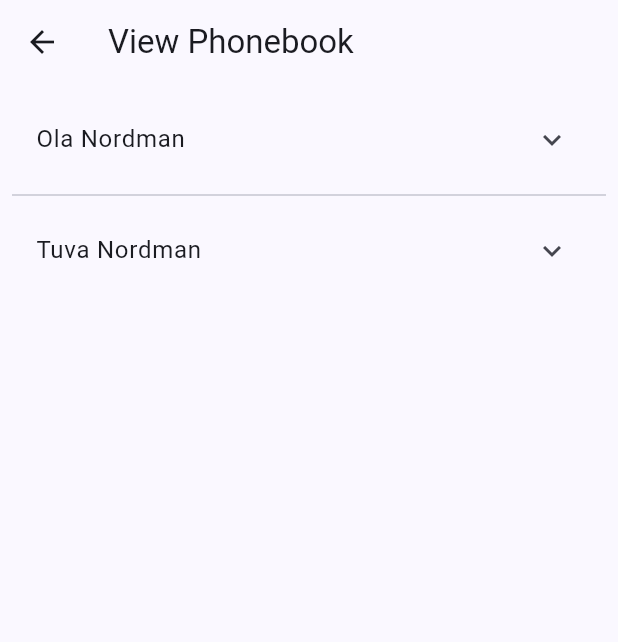
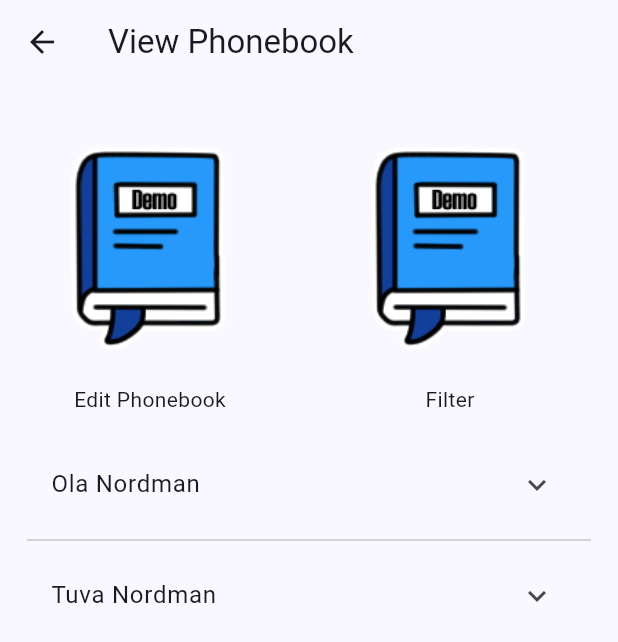
Before and after one commit to Suilion/SoftRigSkillTest, a Flutter app: the ViewPhonebook screen opened directly, on a phone screen of 412 x 824 dp. Shown: the top 642 px of the screen. Run offline on Flutter 3.47's test engine with Material 2 defaults, Android fonts, the phone set to English and light mode, and no system bars.

Commit message:
Created setup for "view phonebook". Added edit phonebook option, filter,  edit user and delete user. No functionality added as of yet.

```diff
--- a/lib/constants.dart
+++ b/lib/constants.dart
@@ -1,4 +1,6 @@
 import 'dart:ui';
+
+import 'package:flutter/material.dart';
 
 class ApiConstants {
   static String baseUrl = 'https://jsonplaceholder.typicode.com';
@@ -8,4 +10,5 @@ class ApiConstants {
 class ColorConstants{
   static Color DarkBlue = new Color(0xFF123F9A);
   static Color LightBlue = new Color(0xFF2699FB);
+  static Color AttentionRed = new Color(0xFFE72836);
 }
--- a/lib/viewPhonebook.dart
+++ b/lib/viewPhonebook.dart
@@ -1,5 +1,7 @@
 import 'package:flutter/material.dart';
 import 'customer.dart';
+import 'editPhonebook.dart';
+import 'constants.dart';
 
 class ViewPhonebook extends StatelessWidget {
   const ViewPhonebook({super.key});
@@ -11,13 +13,96 @@ class ViewPhonebook extends StatelessWidget {
       appBar: AppBar(
         title: const Text('View Phonebook'),
       ),
-      body: ListView.separated(
-        padding: const EdgeInsets.all(8),
-        itemCount:customers.length,
-        itemBuilder: (BuildContext context, int index) {
-          return _buildExpandableTile(customers[index]);
-        },
-        separatorBuilder: (BuildContext context, int index) => const Divider(),
+      body: Column(
+        children: [
+          Center(
+            child: Row(
+              children: [
+                Column(
+                  children: [
+                    SizedBox(
+                      height: 200,
+                      width: 200,
+                      child: IconButton(
+                        icon: Image.asset("lib/resources/BookClosed.png"),
+                        onPressed: () {
+                          Navigator.push(
+                            context,
+                            MaterialPageRoute(builder: (context) => const EditPhonebook()),
+                          );
+                        },
+                      ),
+                    ),
+                    Text("Edit Phonebook"),
+                  ],
+                ),
+                Column(
+                  children: [
+                    SizedBox(
+                      height: 200,
+                      width: 200,
+                      child: IconButton(
+                        icon: Image.asset("lib/resources/BookClosed.png"), //NB change icon
+                        onPressed: () {
+                          showDialog(
+                              context: context,
+                              builder: (BuildContext context) {
+                                return AlertDialog(
+                                  scrollable: true,
+                                  title: Text('Filter'),
+                                  content: Padding(
+                                    padding: const EdgeInsets.all(8.0),
+                                    child: Form(
+                                      child: Column(
+                                        children: <Widget>[
+                                          TextFormField(
+                                            decoration: InputDecoration(
+                                              labelText: 'Name',
+                                              icon: Icon(Icons.account_box),
+                                            ),
+                                          ),
+
+                                        ],
+                                      ),
+                                    ),
+                                  ),
+                                  actions: [
+                                    TextButton(
+                                      style: TextButton.styleFrom(
+                                        foregroundColor: ColorConstants.DarkBlue,
+                                        padding: const EdgeInsets.all(16.0),
+                                        textStyle: const TextStyle(fontSize: 20),
+                                      ),
+                                      onPressed: () {
+                                        //NB Add what happens when you apply the filter
+                                        Navigator.pop(context);
+                                      },
+                                      child: const Text('Apply'),
+                                    ),
+                                  ],
+                                );
+                              });
+                        },
+                      ),
+                    ),
+                    Text("Filter"),
+                  ],
+                ),
+              ]
+            ),
+          ),
+          SizedBox(
+            height: 400.0,
+            child: ListView.separated(
+              padding: const EdgeInsets.all(18),
+              itemCount:customers.length,
+              itemBuilder: (BuildContext context, int index) {
+                return _buildExpandableTile(customers[index]);
+              },
+              separatorBuilder: (BuildContext context, int index) => const Divider(),
+            ),
+          ),
+        ],
       ),
     );
   }
@@ -33,8 +118,41 @@ Widget _buildExpandableTile(item) {
         title: Text(
           (item['Adress'] + '\n' +  item['Email'] + '\n' +  item['Comment']),
           style: TextStyle(fontWeight: FontWeight.w700),
+
         ),
-      )
+        subtitle: Column(
+          children: <Widget>[
+            Center(
+              child: Row(
+                children: [
+                  TextButton(
+                    style: TextButton.styleFrom(
+                      foregroundColor: ColorConstants.DarkBlue,
+                      padding: const EdgeInsets.all(16.0),
+                      textStyle: const TextStyle(fontSize: 20),
+                    ),
+                    onPressed: () {
+                      //NB add connection when that page is created
+                    },
+                    child: const Text('Edit User'),
+                  ),
+                  TextButton(
+                    style: TextButton.styleFrom(
+                      foregroundColor: ColorConstants.AttentionRed,
+                      padding: const EdgeInsets.all(16.0),
+                      textStyle: const TextStyle(fontSize: 20),
+                    ),
+                    onPressed: () {
+                      //Create popup asking if you want to confirm the deletion
+                    },
+                    child: const Text('Delete User'),
+                  ),
+                ],
+              ),
+            ),
+          ],
+        ),
+      ),
     ],
   );
 }
```
